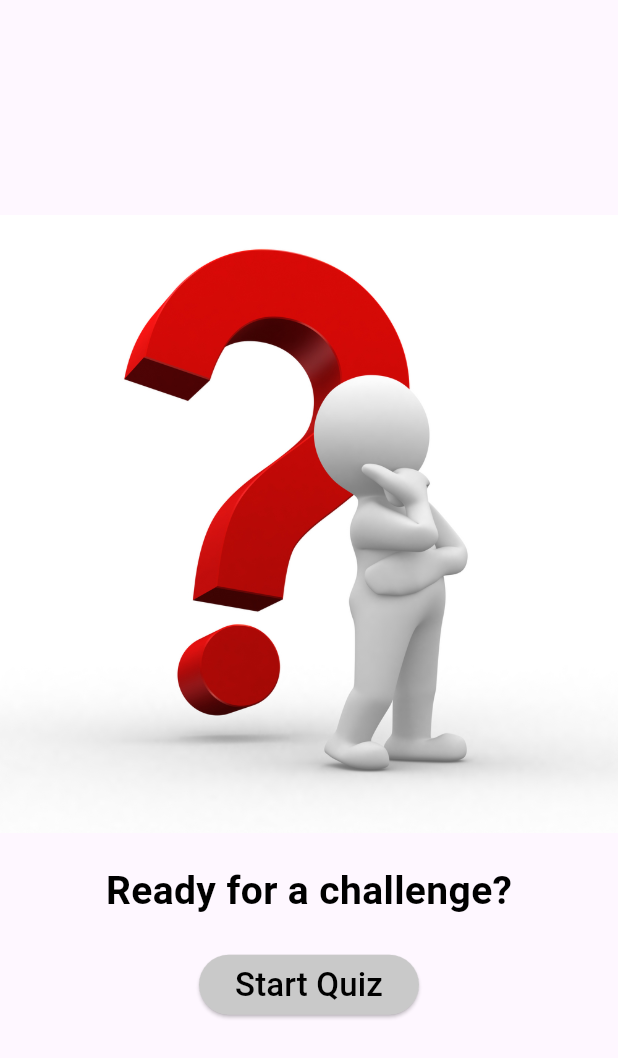
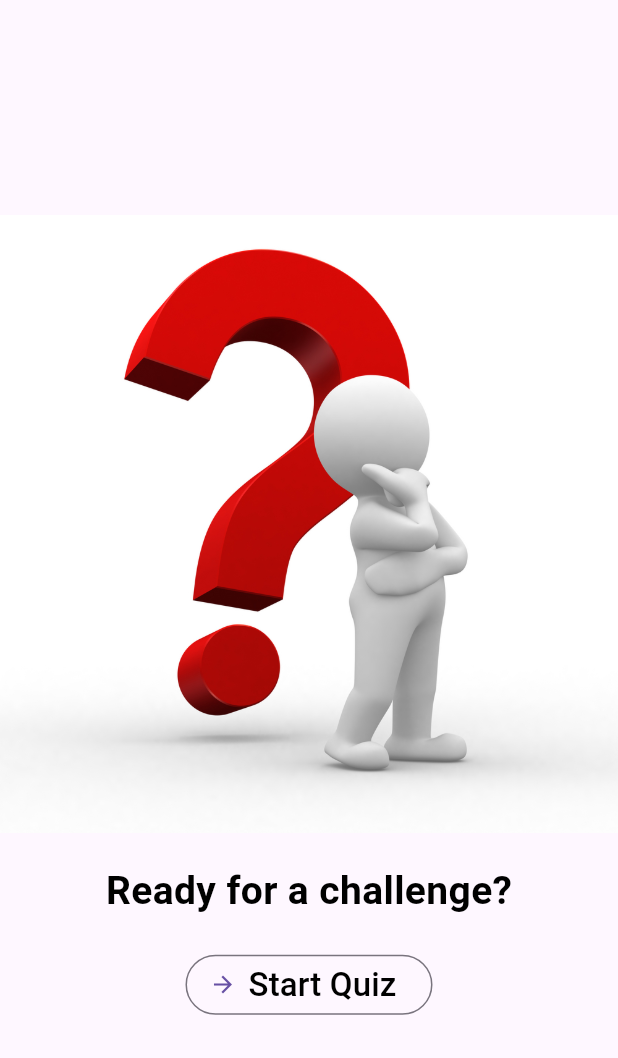
Before and after one commit to RonydaEssam/quiz_app, a Flutter app: the screen it shows after launch, on a phone screen of 412 x 824 dp. Shown: the top 1058 px of the screen. Run offline on Flutter 3.47's test engine with Material 3 defaults, Android fonts, the phone set to English and light mode, and no system bars.

Commit message:
update start screen

```diff
--- a/lib/start_screen.dart
+++ b/lib/start_screen.dart
@@ -1,5 +1,3 @@
-import 'dart:math';
-
 import 'package:flutter/material.dart';
 
 class StartScreen extends StatelessWidget {
@@ -28,14 +26,9 @@ class StartScreen extends StatelessWidget {
           const SizedBox(
             height: 20,
           ),
-          ElevatedButton(
+          OutlinedButton.icon(
             onPressed: () {},
-            style: ButtonStyle(
-              backgroundColor: WidgetStatePropertyAll(
-                const Color.fromARGB(255, 201, 201, 201),
-              ),
-            ),
-            child: Text(
+            label: Text(
               'Start Quiz',
               style: TextStyle(
                 fontSize: 22,
@@ -43,6 +36,7 @@ class StartScreen extends StatelessWidget {
                 fontWeight: FontWeight.w500,
               ),
             ),
+            icon: Icon(Icons.arrow_forward_sharp),
           ),
         ],
       ),
```
